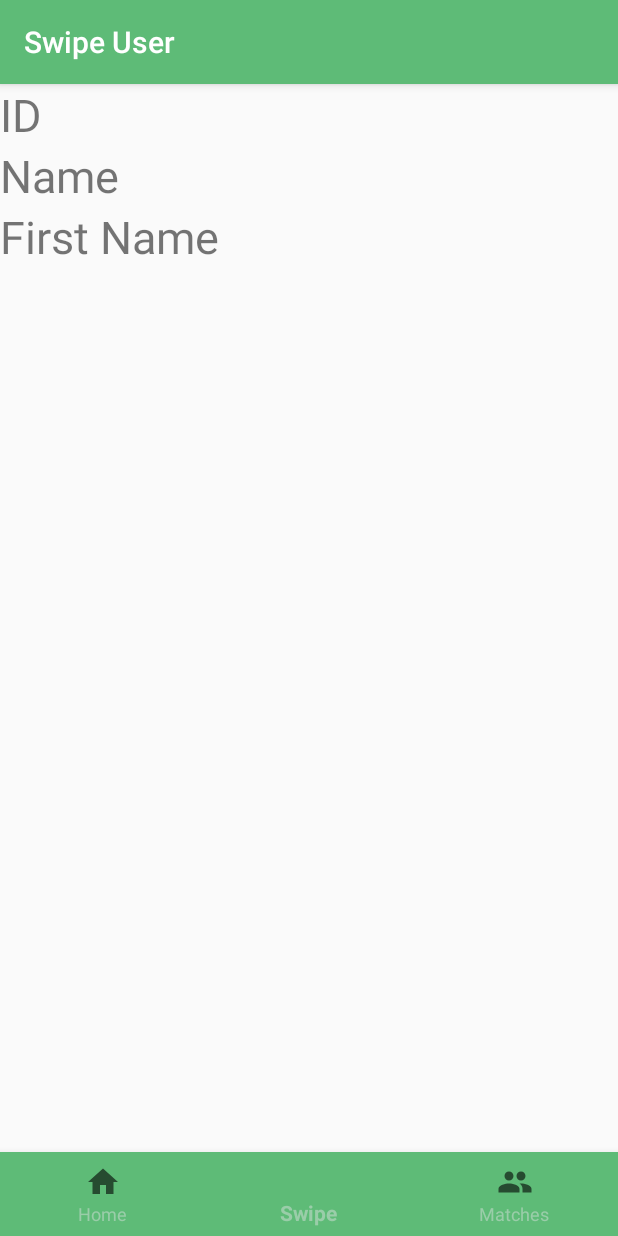
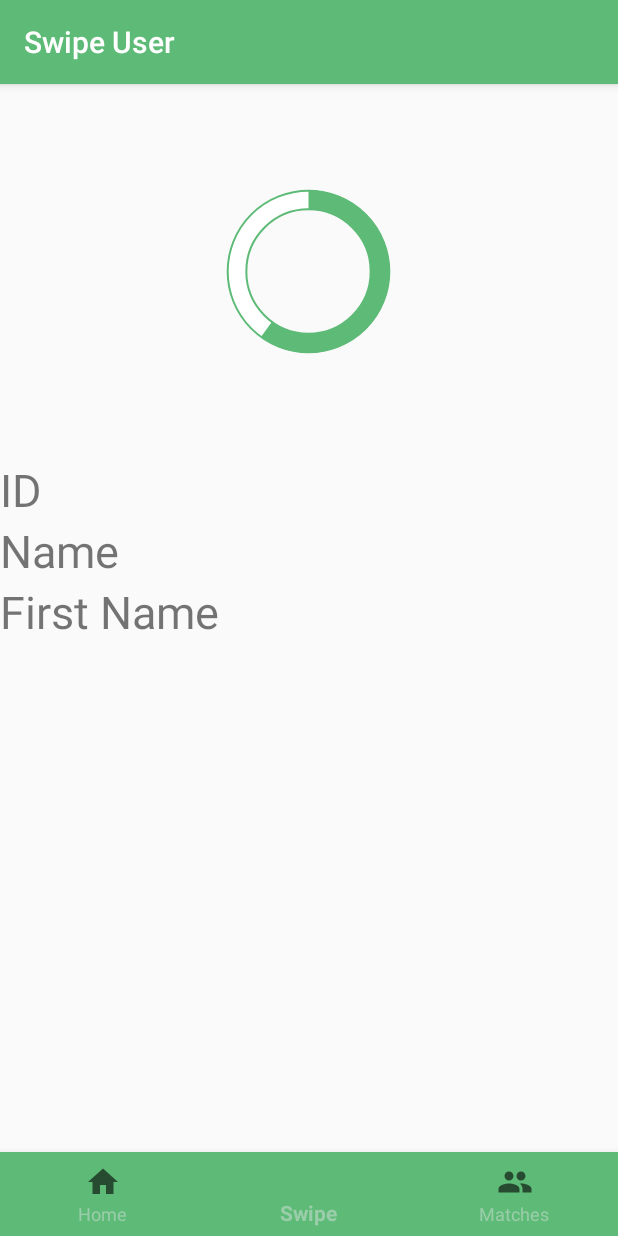
Before and after one commit to se-na/alpha, an Android app: the screen it shows after launch (MainActivity), item 2 of the bottom bar chosen, on a phone screen of 412 x 824 dp. Run offline under Robolectric (Android 15) with nearby library versions, the phone set to English and light mode, and no system bars; libraries missing offline, so code that uses them is left out: org.springframework.http, org.springframework.web.

Commit message:
add match circle to Userswipe

```diff
--- a/app/src/main/java/com/example/lfg_source/main/user/UserSwipeFragment.java
+++ b/app/src/main/java/com/example/lfg_source/main/user/UserSwipeFragment.java
@@ -4,6 +4,8 @@ import androidx.core.view.GestureDetectorCompat;
 import androidx.lifecycle.Observer;
 import androidx.lifecycle.ViewModelProviders;
 
+import android.content.res.Resources;
+import android.graphics.drawable.Drawable;
 import android.os.Bundle;
 
 import androidx.annotation.NonNull;
@@ -14,6 +16,7 @@ import android.view.LayoutInflater;
 import android.view.MotionEvent;
 import android.view.View;
 import android.view.ViewGroup;
+import android.widget.ProgressBar;
 import android.widget.TextView;
 import android.widget.Toast;
 
@@ -32,6 +35,7 @@ public class UserSwipeFragment extends Fragment {
     private TextView id;
     private TextView name;
     private TextView firstName;
+    private ProgressBar mProgress;
     private List<User> usersToSwipe = new ArrayList<>();
 
     int listCounter = 0;
@@ -54,6 +58,12 @@ public class UserSwipeFragment extends Fragment {
         id = view.findViewById(R.id.id);
         name = view.findViewById(R.id.name);
         firstName = view.findViewById(R.id.firstname);
+        Resources res = getResources();
+        Drawable drawable = res.getDrawable(R.drawable.circular);
+        mProgress = (ProgressBar) view.findViewById(R.id.circularProgressbar);
+        mProgress.setProgress(60);   // Main Progress
+        mProgress.setMax(100); // Maximum Progress
+        mProgress.setProgressDrawable(drawable);
         view.setOnTouchListener(new View.OnTouchListener() {
             @Override
             public boolean onTouch(View v, MotionEvent event) {
--- /dev/null
+++ b/app/src/main/res/drawable/circular.xml
@@ -0,0 +1,48 @@
+<?xml version="1.0" encoding="utf-8"?>
+
+<layer-list xmlns:android="http://schemas.android.com/apk/res/android">
+    <item android:id="@android:id/secondaryProgress">
+        <shape
+            android:innerRadiusRatio="6"
+            android:shape="ring"
+            android:thicknessRatio="20.0"
+            android:useLevel="true">
+            <stroke android:width="1dip" android:color="@color/colorPrimary"/>
+            <gradient
+                android:centerColor="@android:color/white"
+                android:endColor="@android:color/white"
+                android:startColor="@android:color/white"
+                android:type="sweep" />
+        </shape>
+    </item>
+
+    <item android:id="@android:id/progress">
+        <rotate
+            android:fromDegrees="270"
+            android:pivotX="50%"
+            android:pivotY="50%"
+            android:toDegrees="270">
+
+            <shape
+                android:innerRadiusRatio="6"
+                android:shape="ring"
+                android:thicknessRatio="20.0"
+                android:useLevel="true">
+
+
+                <rotate
+                    android:fromDegrees="0"
+                    android:pivotX="50%"
+                    android:pivotY="50%"
+                    android:toDegrees="360" />
+
+                <gradient
+                    android:centerColor="@color/colorPrimary"
+                    android:endColor="@color/colorPrimary"
+                    android:startColor="@color/colorPrimary"
+                    android:type="sweep" />
+
+            </shape>
+        </rotate>
+    </item>
+</layer-list>
--- a/app/src/main/res/layout/user_swipe_fragment.xml
+++ b/app/src/main/res/layout/user_swipe_fragment.xml
@@ -5,13 +5,27 @@
     android:layout_height="match_parent"
     tools:context=".main.user.UserSwipeFragment">
 
+    <ProgressBar
+        android:id="@+id/circularProgressbar"
+        style="?android:attr/progressBarStyleHorizontal"
+        android:layout_width="250dp"
+        android:layout_height="250dp"
+        android:layout_alignParentTop="true"
+        android:layout_centerHorizontal="true"
+        android:layout_marginTop="0dp"
+        android:indeterminate="false"
+        android:max="100"
+        android:progress="50"
+        android:progressDrawable="@drawable/circular"
+        android:secondaryProgress="100" />
 
     <TextView
         android:id="@+id/id"
         android:layout_width="match_parent"
         android:layout_height="wrap_content"
         android:text="ID"
-        android:textSize="30sp"/>
+        android:textSize="30sp"
+        android:layout_below="@+id/circularProgressbar"/>
 
     <TextView
         android:id="@+id/name"
```
Also changed, not shown: app/src/main/java/com/example/lfg_source/entity/User.java (line endings or trailing spaces).
